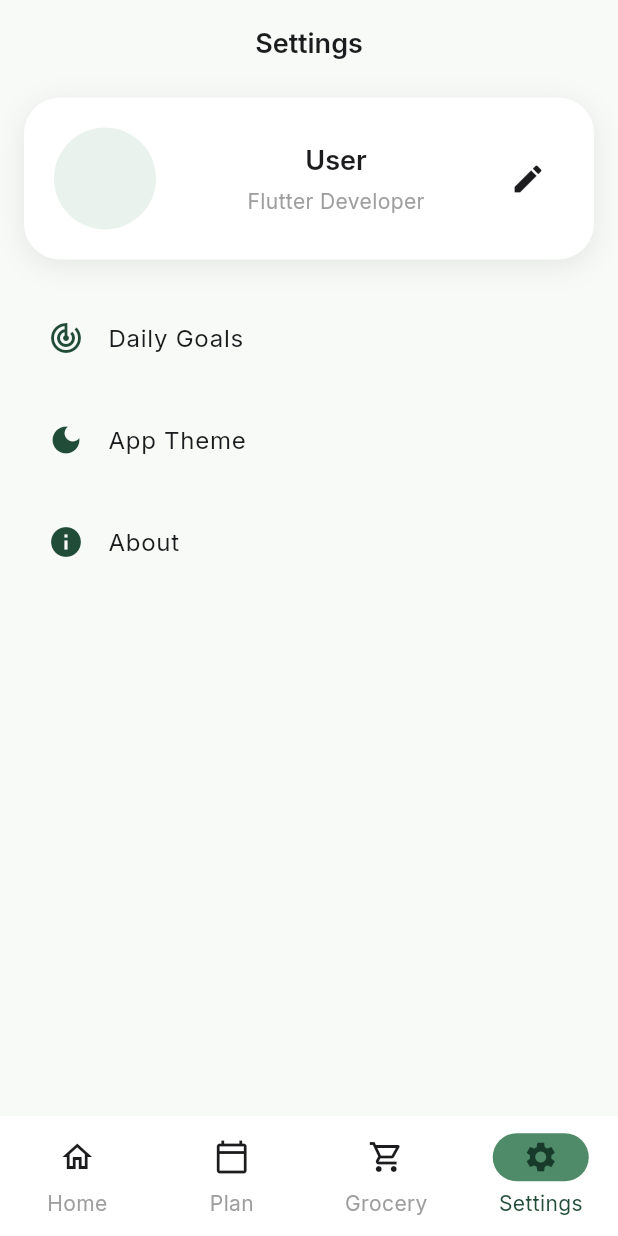
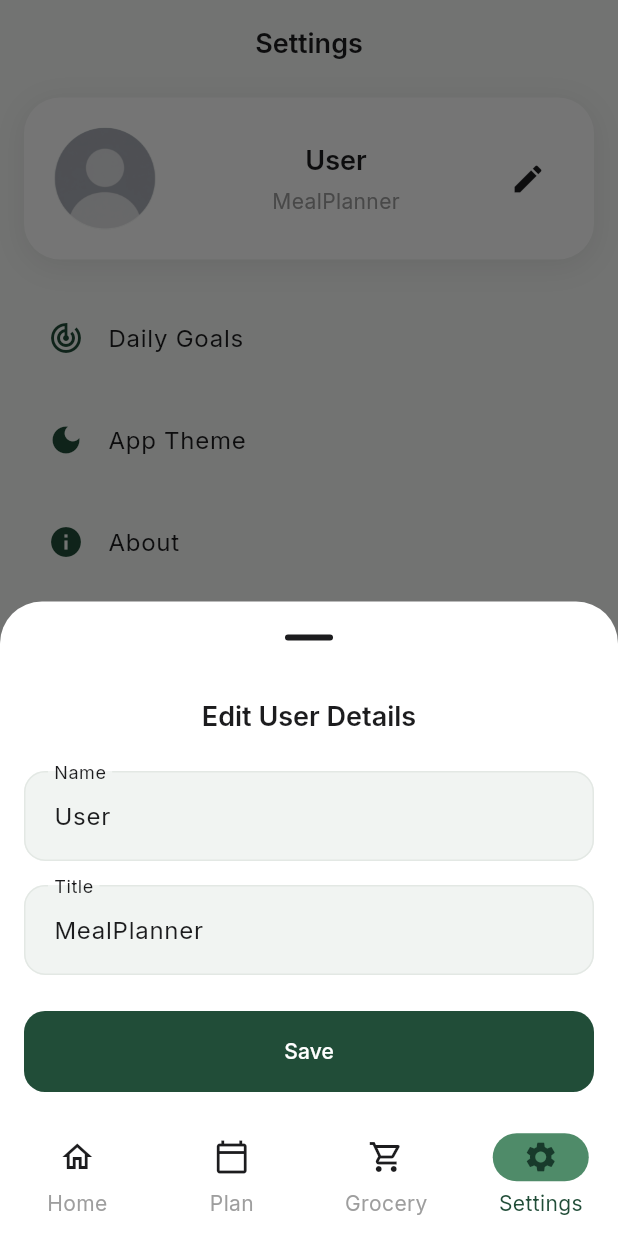
Before and after one commit to rodelgabriel45/meal_flow, a Flutter app: the screen it shows after launch, item 4 of the bottom bar chosen, after a tap on the "edit" icon, on a phone screen of 412 x 824 dp. Run offline on Flutter 3.47's test engine with Material 3 defaults, Android fonts, the phone set to English and light mode, and no system bars; our stand-ins replace animated_list_plus, go_router, google_fonts, image_picker, shared_preferences.

Commit message:
Complete Settings screen

```diff
--- a/lib/features/grocery/widgets/grocery_section.dart
+++ b/lib/features/grocery/widgets/grocery_section.dart
@@ -1,5 +1,4 @@
 import 'package:flutter/material.dart';
-import 'package:mealflow/core/theme/app_colors.dart';
 import 'package:mealflow/core/theme/app_spacing.dart';
 import 'package:mealflow/features/grocery/models/grocery_item.dart';
 import 'package:mealflow/features/grocery/widgets/grocery_item_card.dart';
--- a/lib/features/home/screens/home_screen.dart
+++ b/lib/features/home/screens/home_screen.dart
@@ -10,6 +10,7 @@ import 'package:mealflow/features/home/widgets/add_meal_button.dart';
 import 'package:mealflow/features/home/widgets/meal_category_card.dart';
 import 'package:mealflow/features/home/widgets/progress_card.dart';
 import 'package:mealflow/features/home/widgets/show_nutrition_dialog.dart';
+import 'package:mealflow/features/settings/providers/settings_provider.dart';
 import 'package:provider/provider.dart';
 
 class HomeScreen extends StatelessWidget {
@@ -19,6 +20,7 @@ class HomeScreen extends StatelessWidget {
   Widget build(BuildContext context) {
     final today = DateTime.now();
     final formattedDate = DateFormat('MMMM d, yyyy').format(today);
+    final user = context.watch<SettingsProvider>().user;
 
     return Scaffold(
       body: SafeArea(
@@ -86,7 +88,7 @@ class HomeScreen extends StatelessWidget {
               AppSpacing.verticalMD,
 
               Text(
-                'Good morning, Rod',
+                'Good morning, ${user.name}',
                 style: Theme.of(context).textTheme.headlineMedium,
               ),
 
--- /dev/null
+++ b/lib/features/settings/models/user.dart
@@ -0,0 +1,30 @@
+class User {
+  final String name;
+  final String title;
+
+  final String? imagePath;
+
+  const User({this.name = 'User', this.title = 'Meal Planner', this.imagePath});
+
+  const User.empty() : name = 'User', title = 'MealPlanner', imagePath = null;
+
+  User copyWith({String? name, String? title, String? imagePath}) {
+    return User(
+      name: name ?? this.name,
+      title: title ?? this.title,
+      imagePath: imagePath ?? this.imagePath,
+    );
+  }
+
+  Map<String, dynamic> toJson() {
+    return {'name': name, 'title': title, 'imagePath': imagePath};
+  }
+
+  factory User.fromJson(Map<String, dynamic> json) {
+    return User(
+      name: json['name'] ?? 'User',
+      title: json['title'] ?? 'Meal Planner',
+      imagePath: json['imagePath'],
+    );
+  }
+}
--- a/lib/features/settings/providers/settings_provider.dart
+++ b/lib/features/settings/providers/settings_provider.dart
@@ -1,14 +1,59 @@
 import 'package:flutter/material.dart';
+import 'package:mealflow/features/settings/models/user.dart';
+import 'package:mealflow/features/settings/services/settings_service.dart';
 
 class SettingsProvider extends ChangeNotifier {
+  final SettingsService _settingsService = SettingsService();
+
   ThemeMode _themeMode = ThemeMode.system;
 
   ThemeMode get themeMode => _themeMode;
 
-  void changeTheme(ThemeMode mode) {
+  User _user = const User.empty();
+
+  User get user => _user;
+
+  SettingsProvider() {
+    loadTheme();
+    loadUser();
+  }
+
+  Future<void> changeUserDetails({String? name, String? title}) async {
+    _user = _user.copyWith(name: name, title: title);
+
+    await _settingsService.saveUser(_user);
+
+    notifyListeners();
+  }
+
+  Future<void> changeAvatar(String? imagePath) async {
+    print("Image Path: $imagePath");
+
+    _user = user.copyWith(imagePath: imagePath);
+
+    await _settingsService.saveUser(_user);
+
+    notifyListeners();
+  }
+
+  Future<void> loadUser() async {
+    _user = await _settingsService.loadUser();
+
+    notifyListeners();
+  }
+
+  Future<void> changeTheme(ThemeMode mode) async {
     if (_themeMode == mode) return;
 
     _themeMode = mode;
+
+    await _settingsService.saveThemeMode(_themeMode);
+
+    notifyListeners();
+  }
+
+  Future<void> loadTheme() async {
+    _themeMode = await _settingsService.loadThemeMode();
 
     notifyListeners();
   }
--- /dev/null
+++ b/lib/features/settings/services/settings_service.dart
@@ -0,0 +1,55 @@
+import 'dart:convert';
+
+import 'package:flutter/material.dart';
+import 'package:mealflow/features/settings/models/user.dart';
+import 'package:shared_preferences/shared_preferences.dart';
+
+class SettingsService {
+  static const _themeKey = 'theme_mode';
+  static const _userKey = 'user';
+
+  Future<void> saveThemeMode(ThemeMode mode) async {
+    final prefs = await SharedPreferences.getInstance();
+
+    await prefs.setString(_themeKey, mode.name);
+  }
+
+  Future<ThemeMode> loadThemeMode() async {
+    final prefs = await SharedPreferences.getInstance();
+
+    final value = prefs.getString(_themeKey);
+
+    if (value == null) {
+      return ThemeMode.system;
+    }
+
+    return ThemeMode.values.firstWhere(
+      (mode) => mode.name == value,
+      orElse: () => ThemeMode.system,
+    );
+  }
+
+  Future<void> saveUser(User user) async {
+    final prefs = await SharedPreferences.getInstance();
+
+    final userJson = user.toJson();
+
+    final userString = jsonEncode(userJson);
+
+    await prefs.setString(_userKey, userString);
+  }
+
+  Future<User> loadUser() async {
+    final prefs = await SharedPreferences.getInstance();
+
+    final userString = prefs.getString(_userKey);
+
+    if (userString == null) {
+      return const User.empty();
+    }
+
+    final userJson = jsonDecode(userString);
+
+    return User.fromJson(userJson);
+  }
+}
--- a/lib/features/settings/widgets/settings_header.dart
+++ b/lib/features/settings/widgets/settings_header.dart
@@ -1,12 +1,95 @@
+import 'dart:io';
+
 import 'package:flutter/material.dart';
+import 'package:go_router/go_router.dart';
+import 'package:image_picker/image_picker.dart';
 import 'package:mealflow/core/theme/app_shadows.dart';
 import 'package:mealflow/core/theme/app_spacing.dart';
+import 'package:mealflow/features/settings/providers/settings_provider.dart';
+import 'package:mealflow/features/settings/widgets/user_form_sheet.dart';
+import 'package:provider/provider.dart';
 
 class SettingsHeader extends StatelessWidget {
   const SettingsHeader({super.key});
 
+  void showEditUserDetails(BuildContext context, user) {
+    showModalBottomSheet(
+      showDragHandle: true,
+      isScrollControlled: true,
+      context: context,
+      builder: (context) {
+        return UserFormSheet(user: user);
+      },
+    );
+  }
+
+  void openPickAvatar(BuildContext parentContext) {
+    showModalBottomSheet(
+      context: parentContext,
+      builder: (sheetContext) {
+        return SafeArea(
+          child: Column(
+            mainAxisSize: MainAxisSize.min,
+            children: [
+              Padding(
+                padding: AppSpacing.cardPadding,
+                child: Text(
+                  'Meal Photo',
+                  style: Theme.of(sheetContext).textTheme.titleLarge,
+                ),
+              ),
+
+              AppSpacing.verticalMD,
+
+              ListTile(
+                leading: const Icon(Icons.camera_alt),
+                title: const Text('Take Photo'),
+                onTap: () async {
+                  sheetContext.pop();
+
+                  final settingsProvider = parentContext
+                      .read<SettingsProvider>();
+
+                  await _pickAvatar(settingsProvider, ImageSource.camera);
+                },
+              ),
+
+              ListTile(
+                leading: const Icon(Icons.photo_library),
+                title: const Text('Choose from Gallery'),
+                onTap: () async {
+                  sheetContext.pop();
+
+                  final settingsProvider = parentContext
+                      .read<SettingsProvider>();
+
+                  await _pickAvatar(settingsProvider, ImageSource.gallery);
+                },
+              ),
+            ],
+          ),
+        );
+      },
+    );
+  }
+
+  Future<void> _pickAvatar(
+    SettingsProvider settingsProvider,
+    ImageSource source,
+  ) async {
+    final ImagePicker picker = ImagePicker();
+
+    final XFile? image = await picker.pickImage(source: source);
+
+    if (image != null) {
+      await settingsProvider.changeAvatar(image.path);
+    }
+  }
+
   @override
   Widget build(BuildContext context) {
+    final user = context.watch<SettingsProvider>().user;
+
     return Container(
       padding: const EdgeInsets.all(20),
       decoration: BoxDecoration(
@@ -16,19 +99,30 @@ class SettingsHeader extends StatelessWidget {
       ),
       child: Row(
         children: [
-          CircleAvatar(radius: 34),
+          InkWell(
+            onTap: () {
+              openPickAvatar(context);
+            },
+            child: CircleAvatar(
+              radius: 34,
+              backgroundColor: Theme.of(context).colorScheme.primaryContainer,
+              backgroundImage: user.imagePath != null
+                  ? FileImage(File(user.imagePath!))
+                  : const AssetImage('assets/images/default_user.png'),
+            ),
+          ),
 
           AppSpacing.horizontalMD,
 
           Expanded(
             child: Column(
               children: [
-                Text('User', style: Theme.of(context).textTheme.titleLarge),
+                Text(user.name, style: Theme.of(context).textTheme.titleLarge),
 
                 AppSpacing.verticalXS,
 
                 Text(
-                  'Flutter Developer',
+                  user.title,
                   style: Theme.of(
                     context,
                   ).textTheme.bodyMedium?.copyWith(color: Colors.grey),
@@ -37,7 +131,12 @@ class SettingsHeader extends StatelessWidget {
             ),
           ),
 
-          IconButton(onPressed: () {}, icon: Icon(Icons.edit)),
+          IconButton(
+            onPressed: () {
+              showEditUserDetails(context, user);
+            },
+            icon: Icon(Icons.edit),
+          ),
         ],
       ),
     );
--- /dev/null
+++ b/lib/features/settings/widgets/user_form_sheet.dart
@@ -0,0 +1,102 @@
+import 'package:flutter/material.dart';
+import 'package:go_router/go_router.dart';
+import 'package:mealflow/core/theme/app_spacing.dart';
+import 'package:mealflow/features/settings/models/user.dart';
+import 'package:mealflow/features/settings/providers/settings_provider.dart';
+import 'package:provider/provider.dart';
+
+class UserFormSheet extends StatefulWidget {
+  final User user;
+  const UserFormSheet({super.key, required this.user});
+
+  @override
+  State<UserFormSheet> createState() => _UserFormSheetState();
+}
+
+class _UserFormSheetState extends State<UserFormSheet> {
+  final _key = GlobalKey<FormState>();
+  late TextEditingController _nameController;
+  late TextEditingController _titleController;
+
+  @override
+  void initState() {
+    _nameController = TextEditingController(text: widget.user.name);
+    _titleController = TextEditingController(text: widget.user.title);
+
+    super.initState();
+  }
+
+  @override
+  void dispose() {
+    _nameController.dispose();
+    _titleController.dispose();
+
+    super.dispose();
+  }
+
+  @override
+  Widget build(BuildContext context) {
+    return Padding(
+      padding: AppSpacing.cardPadding,
+      child: Form(
+        key: _key,
+        child: Column(
+          mainAxisSize: MainAxisSize.min,
+          children: [
+            Text(
+              'Edit User Details',
+              style: Theme.of(context).textTheme.titleLarge,
+            ),
+
+            AppSpacing.verticalLG,
+
+            TextFormField(
+              controller: _nameController,
+              validator: (value) {
+                if (value == null || value.trim().isEmpty) {
+                  return 'Name cannot be empty.';
+                }
+
+                return null;
+              },
+              decoration: InputDecoration(labelText: 'Name'),
+            ),
+
+            AppSpacing.verticalMD,
+
+            TextFormField(
+              controller: _titleController,
+              validator: (value) {
+                if (value == null || value.trim().isEmpty) {
+                  return 'Title cannot be empty.';
+                }
+
+                return null;
+              },
+              decoration: InputDecoration(labelText: 'Title'),
+            ),
+
+            AppSpacing.verticalLG,
+
+            SizedBox(
+              width: double.infinity,
+              child: FilledButton(
+                onPressed: () {
+                  if (!_key.currentState!.validate()) return;
+
+                  context.read<SettingsProvider>().changeUserDetails(
+                    name: _nameController.text.trim(),
+                    title: _titleController.text.trim(),
+                  );
+
+                  context.pop();
+                },
+                child: const Text('Save'),
+              ),
+            ),
+          ],
+        ),
+      ),
+    );
+  }
+}
--- a/pubspec.yaml
+++ b/pubspec.yaml
@@ -68,6 +68,7 @@ flutter:
   # To add assets to your application, add an assets section, like this:
   assets:
     - assets/images/default_meal.png
+    - assets/images/default_user.png
 
   # An image asset can refer to one or more resolution-specific "variants", see
   # https://flutter.dev/to/resolution-aware-images
```
Also changed, not shown: lib/features/settings/widgets/settings_sections.dart (+16 -1 lines), assets/images/default_user.png (added).
